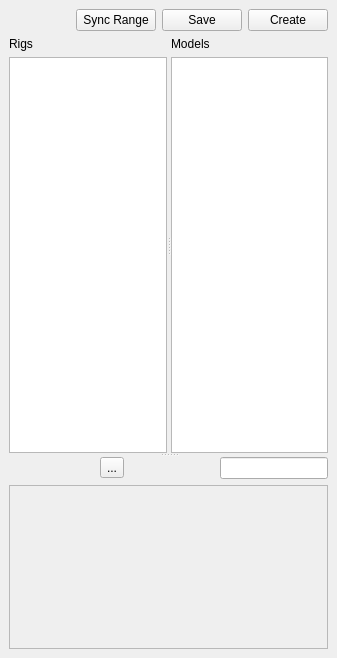
First picture: the form in ui/main_dockable.ui, repository iceanimations/createLayout, before the edit.
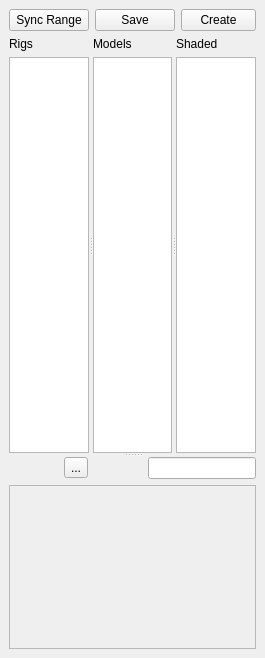
Second picture: the form after the edit.

What changed in the file:
```diff
--- a/ui/main_dockable.ui
+++ b/ui/main_dockable.ui
@@ -6,7 +6,7 @@
    <rect>
     <x>0</x>
     <y>0</y>
-    <width>337</width>
+    <width>263</width>
     <height>658</height>
    </rect>
   </property>
@@ -152,6 +152,27 @@
          </item>
         </layout>
        </widget>
+       <widget class="QWidget" name="verticalLayoutWidget_2">
+        <layout class="QVBoxLayout" name="verticalLayout_6">
+         <item>
+          <widget class="QLabel" name="label_3">
+           <property name="text">
+            <string>Shaded</string>
+           </property>
+          </widget>
+         </item>
+         <item>
+          <widget class="QListWidget" name="shadedBox">
+           <property name="focusPolicy">
+            <enum>Qt::NoFocus</enum>
+           </property>
+           <property name="selectionMode">
+            <enum>QAbstractItemView::ExtendedSelection</enum>
+           </property>
+          </widget>
+         </item>
+        </layout>
+       </widget>
       </widget>
       <widget class="QWidget" name="layoutWidget">
        <layout class="QVBoxLayout" name="verticalLayout">
@@ -218,7 +239,7 @@
             <rect>
              <x>0</x>
              <y>0</y>
-             <width>315</width>
+             <width>241</width>
              <height>155</height>
             </rect>
            </property>
```
